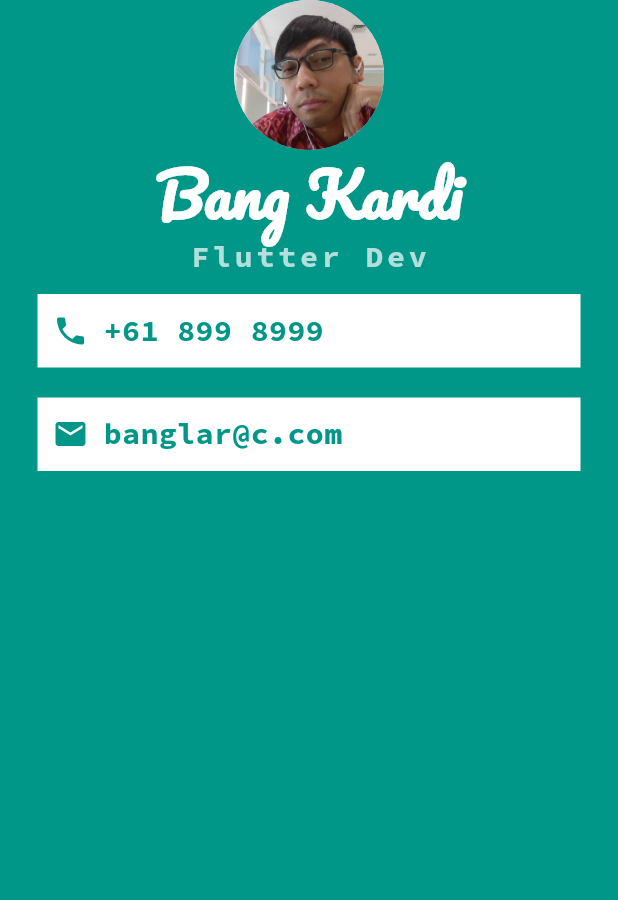
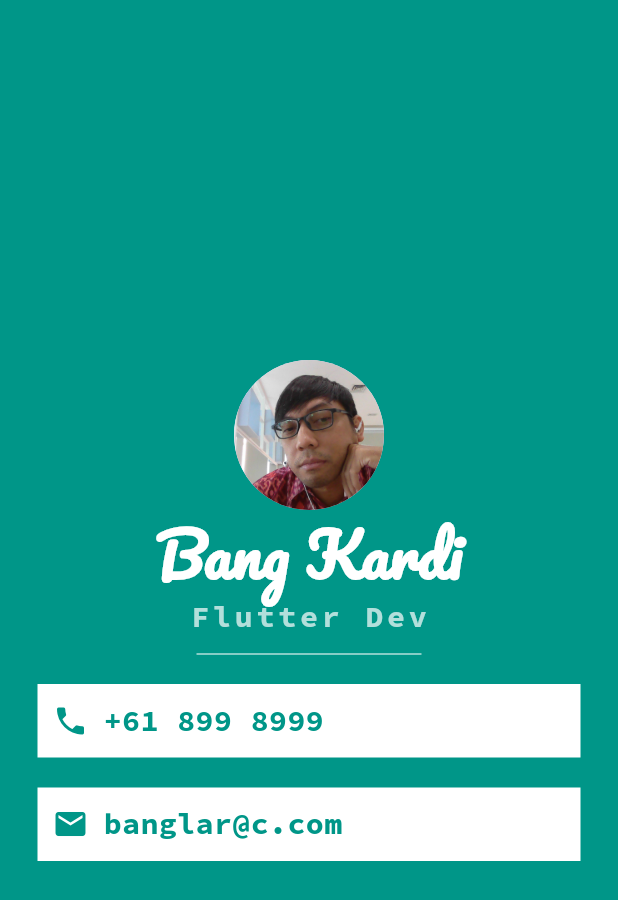
Before and after one commit to kardi06/flutter-mi-card, a Flutter app: the screen it shows after launch, on a phone screen of 412 x 824 dp. Shown: the top 900 px of the screen. Run offline on Flutter 3.47's test engine with Material 3 defaults, Android fonts, the phone set to English and light mode, and no system bars.

Commit message:
style(main) : center the content and add divider below flutter dev

```diff
--- a/lib/main.dart
+++ b/lib/main.dart
@@ -14,6 +14,7 @@ class MyApp extends StatelessWidget {
         backgroundColor: Colors.teal,
         body: SafeArea(
           child: Column(
+            mainAxisAlignment: MainAxisAlignment.center,
             children: [
               CircleAvatar(
                 radius: 50.0,
@@ -35,6 +36,11 @@ class MyApp extends StatelessWidget {
                     fontSize: 20.0,
                     letterSpacing: 2.5,
                     fontWeight: FontWeight.bold),
+              ),
+              SizedBox(
+                height: 20.0,
+                width: 150.0,
+                child: Divider(color: Colors.teal.shade100),
               ),
               Container(
                 margin: EdgeInsets.symmetric(vertical: 10.0, horizontal: 25.0),
```
